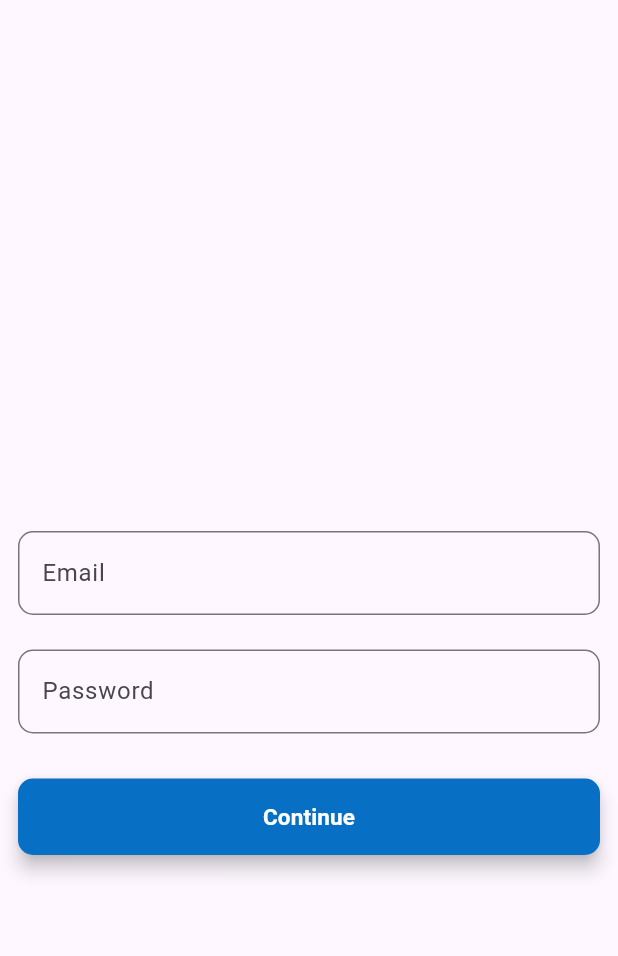
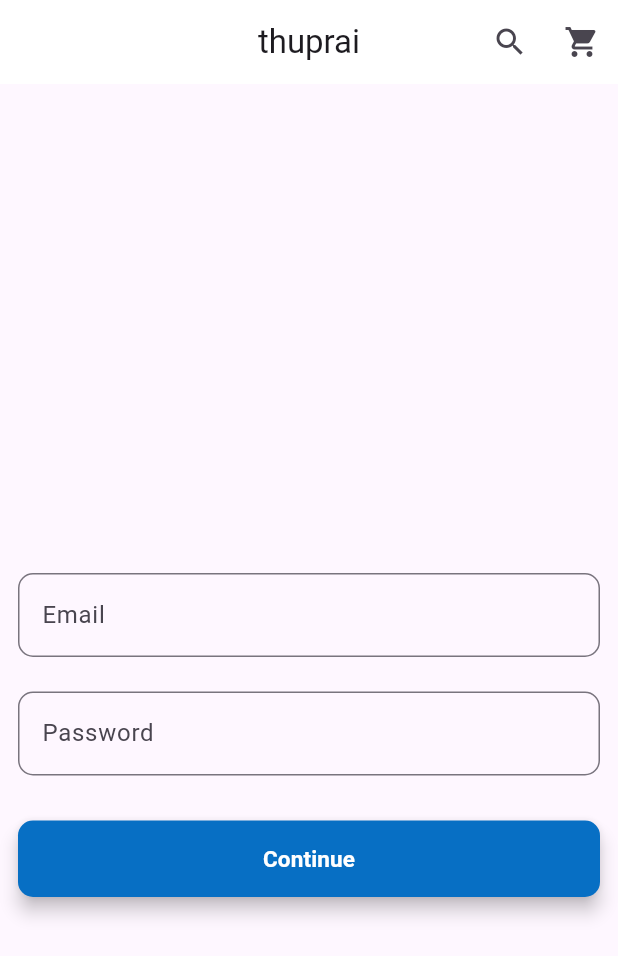
Before and after one commit to bhojrajmishra/Thuprai_Clone, a Flutter app: the screen it shows after launch, on a phone screen of 412 x 824 dp. Shown: the top 956 px of the screen. Run offline on Flutter 3.47's test engine with Material 3 defaults, Android fonts, the light colour scheme and no system bars; our stand-ins replace dio, stacked, stacked_services, stacked_shared.

Commit message:
feat: add custom app bar in loginview and and use centertile in custom app bar

```diff
--- a/lib/base/widgets/custom_app_bar.dart
+++ b/lib/base/widgets/custom_app_bar.dart
@@ -12,6 +12,7 @@ class CustomAppBar extends StatelessWidget implements PreferredSizeWidget {
   @override
   Widget build(BuildContext context) {
     return AppBar(
+      centerTitle: true,
       title: Text(title),
       backgroundColor: backgroundColor,
       actions: actions,
--- a/lib/ui/views/login/login_view.dart
+++ b/lib/ui/views/login/login_view.dart
@@ -3,6 +3,7 @@ import 'package:stacked/stacked.dart';
 import 'package:stacked/stacked_annotations.dart';
 import 'package:thuprai_clone/base/validator/validator.dart';
 import 'package:thuprai_clone/base/widgets/button.dart';
+import 'package:thuprai_clone/base/widgets/custom_app_bar.dart';
 import 'package:thuprai_clone/base/widgets/custom_text_field.dart';
 
 import 'login_viewmodel.dart';
@@ -29,6 +30,19 @@ class LoginView extends StackedView<LoginViewModel> {
     Widget? child,
   ) {
     return Scaffold(
+        appBar: CustomAppBar(
+            title: 'thuprai',
+            backgroundColor: Colors.white,
+            actions: [
+              IconButton(
+                icon: const Icon(Icons.search),
+                onPressed: () {},
+              ),
+              IconButton(
+                icon: const Icon(Icons.shopping_cart),
+                onPressed: () {},
+              ),
+            ]),
         body: Form(
           key: viewModel.formKey,
           child: Padding(
```
Also changed, not shown: lib/base/widgets/custom_drawer.dart (added). Lines whose indentation alone changed are shown as unchanged.
